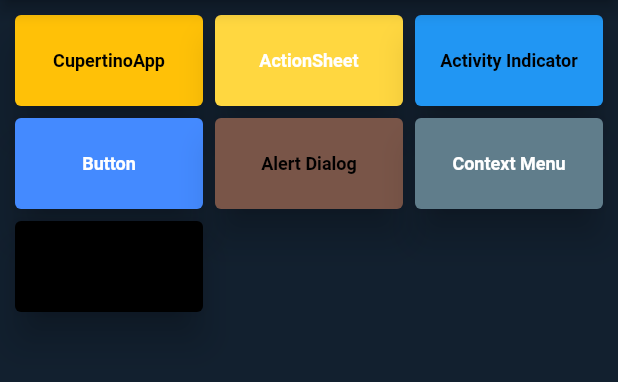
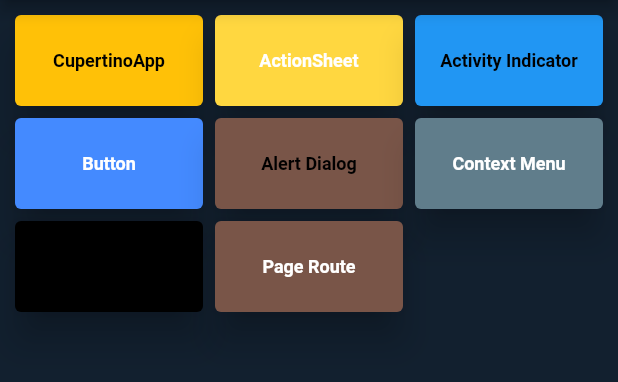
Before and after one commit to erdemgocen44/Flutter-Cupertino-Widget, a Flutter app: the screen it shows after launch, on a phone screen of 412 x 824 dp, the part 84-466 px from its top. Run offline on Flutter 3.47's test engine with Material 2 defaults, Android fonts, the phone set to English and light mode, and no system bars.

Commit message:
cupertino page route starting

```diff
--- a/lib/core/buttons.dart
+++ b/lib/core/buttons.dart
@@ -44,4 +44,10 @@ List<Widget> buttons = [
     onprimary: Colors.black,
     rota: '/date',
   ),
+  CustomElevatedButton(
+    yazi: 'Page Route',
+    primary: Colors.brown,
+    onprimary: Colors.white,
+    rota: '/date',
+  ),
 ];
```
Also changed, not shown: lib/widgets/page_route_home.dart (added, +17 -0 lines).
